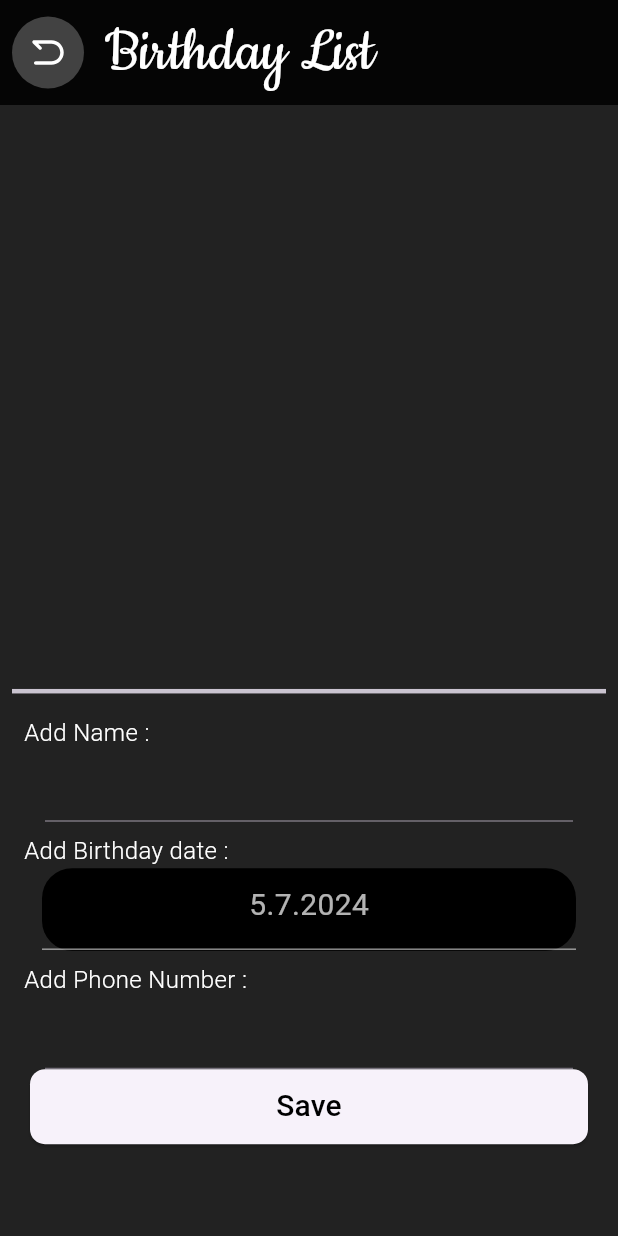
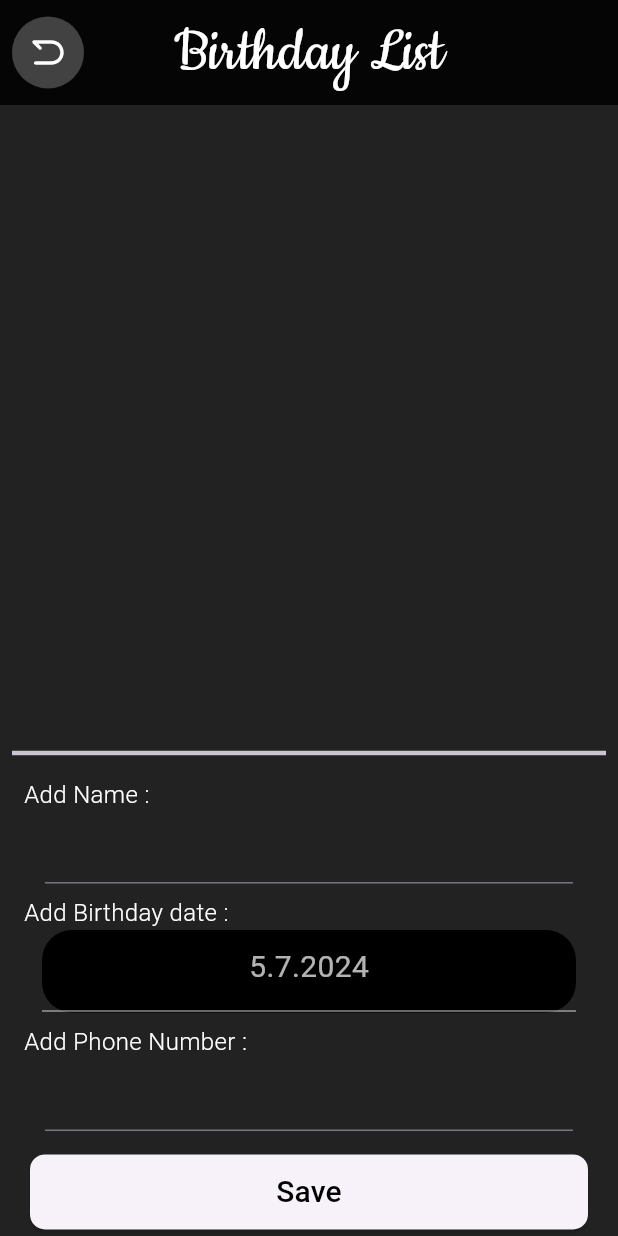
Before and after one commit to unclegenson/Daily-Tasks, a Flutter app: the AddBirthday screen opened directly, on a phone screen of 412 x 824 dp. Run offline on Flutter 3.47's test engine with Material 3 defaults, Android fonts, the phone set to English and light mode, and no system bars; our stand-ins replace audioplayers, awesome_notifications, dropdown_button2, flutter_svg, hive, hive_flutter and 4 more; missing offline and left inert: bottom_picker, flutter_material_color_picker, flutter_sound, panara_dialogs, zarinpal; accounts and stored records are empty.

Commit message:
fix height center title fix record audio delete animations add purchase shared pref add purchase button to drawer delete language button from drawer delete theme and font settings add delete all tasks button command

```diff
--- a/lib/screens/add_birthday_screen.dart
+++ b/lib/screens/add_birthday_screen.dart
@@ -95,6 +95,7 @@ class _AddBirthdayState extends State<AddBirthday> {
       backgroundColor: Colors.black87,
       appBar: AppBar(
         titleSpacing: 10,
+        centerTitle: true,
         elevation: 0,
         toolbarHeight: 70,
         leading: Builder(
@@ -133,12 +134,12 @@ class _AddBirthdayState extends State<AddBirthday> {
         child: Padding(
           padding: const EdgeInsets.all(8.0),
           child: SizedBox(
-            height: size.height * 8.2 / 10,
+            height: size.height * 9 / 10,
             child: Column(
               mainAxisAlignment: MainAxisAlignment.center,
               children: [
                 SizedBox(
-                  height: size.height * 4.5 / 10,
+                  height: size.height * 5 / 10,
                   child: ListView.builder(
                     itemCount: nameList.length,
                     itemBuilder: (context, index) {
--- a/lib/screens/add_category_screen.dart
+++ b/lib/screens/add_category_screen.dart
@@ -40,6 +40,7 @@ class _AddCategoryScreenState extends State<AddCategoryScreen> {
     return Scaffold(
       backgroundColor: Colors.black87,
       appBar: AppBar(
+        centerTitle: true,
         titleSpacing: 10,
         elevation: 0,
         toolbarHeight: 70,
```
